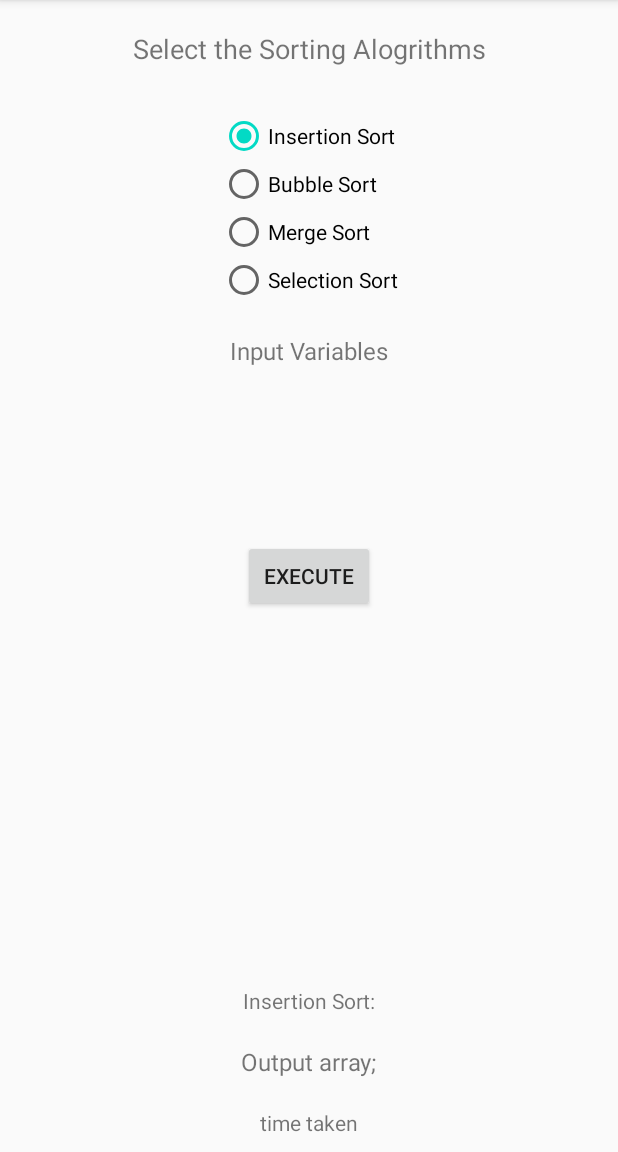
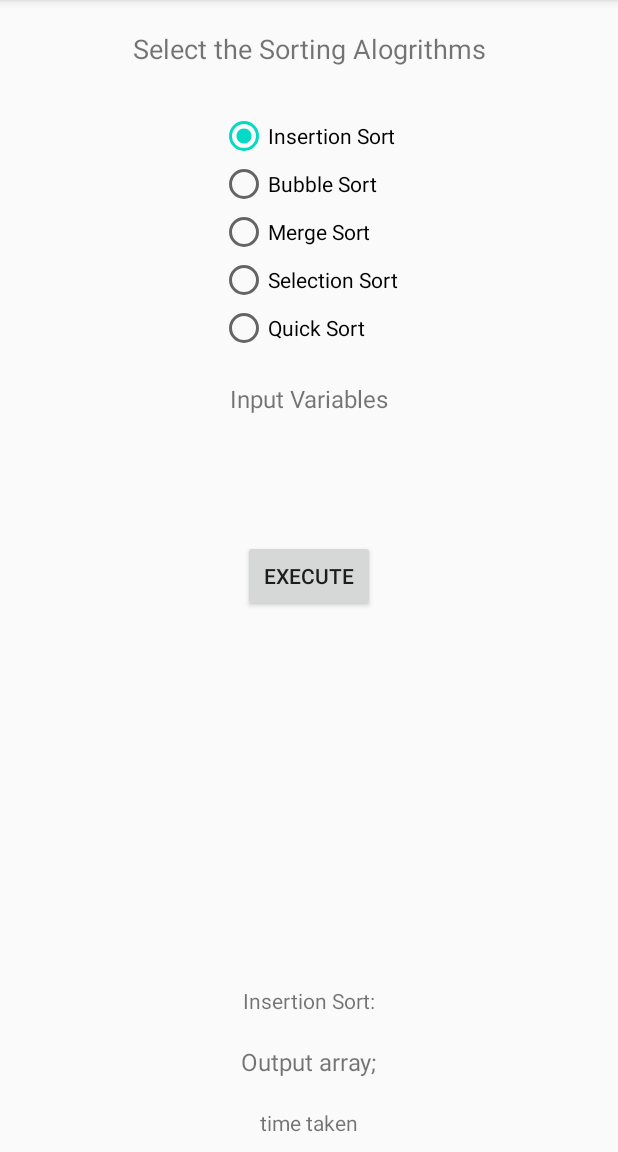
Before and after one commit to nshijen/AlogrithmsAndDS, an Android app: the screen it shows after launch (MainActivity), on a phone screen of 412 x 824 dp, the part 84-1236 px from its top. Run offline under Robolectric (Android 15) with nearby library versions, the phone set to English and light mode, and no system bars.

Commit message:
Quicksort added Trying multiline amend For fun

```diff
--- a/app/src/main/java/com/shijen/algorithmandds/MainActivity.kt
+++ b/app/src/main/java/com/shijen/algorithmandds/MainActivity.kt
@@ -33,6 +33,7 @@ class MainActivity : AppCompatActivity() {
                 bubble_sort.id -> sortingAlog = SortingAlgorithms.BUBBLE_SORT
                 merge_sort.id -> sortingAlog = SortingAlgorithms.MERGE_SORT
                 selection_sort.id -> sortingAlog = SortingAlgorithms.MERGE_SORT
+                quick_sort.id -> sortingAlog = SortingAlgorithms.QUICK_SORT
             }
             tv_alog_name.setText(sortingAlog.alogName)
         }
@@ -50,13 +51,14 @@ class MainActivity : AppCompatActivity() {
         val intArray =
             resources.getIntArray(R.array.dummy_100000_array)
             /*intArrayOf(6, 2, 9, -1, 3, 6, 24, 23, 4)*/
+            /*intArrayOf(9,8,7,6,5,4,3,2,1,0,-1,-2)*/
         updateTheInputString(intArray)
         sortTheArray(intArray)
     }
 
     private suspend fun updateTheInputString(intArray: IntArray) {
         withContext(Dispatchers.Main) {
-            if (intArray.size > 10) {
+            if (intArray.size > 20) {
                 tv_input_variables.setText("Array containing 100000 numbers:")
             } else {
                 tv_input_variables.setText(intArray.contentToString())
@@ -74,7 +76,7 @@ class MainActivity : AppCompatActivity() {
     private suspend fun updateTheOutputTimeAndResult(intArray: IntArray, l: Long) {
         withContext(Dispatchers.Main) {
             progress_layout.visibility = View.GONE
-            if (intArray.size > 10) {
+            if (intArray.size > 20) {
                 tv_out_put.setText("Sorted 100000 integers")
             } else {
                 tv_out_put.setText(intArray.contentToString())
--- a/app/src/main/java/com/shijen/algorithmandds/alogrithms/SortingAlgorithms.kt
+++ b/app/src/main/java/com/shijen/algorithmandds/alogrithms/SortingAlgorithms.kt
@@ -4,7 +4,8 @@ enum class SortingAlgorithms(x:Sorting,name:String) {
     INSERTION_SORT(InsertionSort(),"Insertion Sort:"),
     BUBBLE_SORT(BubbleSort(),"Bubble Sort"),
     MERGE_SORT(MergeSort(),"Merge_Sort"),
-    SELECTION_SORT(SelectionSort(),"Selection_Sort");
+    SELECTION_SORT(SelectionSort(),"Selection_Sort"),
+    QUICK_SORT(QuickSort(),"Quick_Sort");
     val instance = x;
     val alogName = name
 
--- a/app/src/main/res/layout/activity_main.xml
+++ b/app/src/main/res/layout/activity_main.xml
@@ -41,6 +41,12 @@
             android:layout_width="wrap_content"
             android:layout_height="wrap_content"
             android:text="Selection Sort" />
+
+        <RadioButton
+            android:id="@+id/quick_sort"
+            android:layout_width="wrap_content"
+            android:layout_height="wrap_content"
+            android:text="Quick Sort" />
     </RadioGroup>
 
     <Button
```
Also changed, not shown: app/src/main/java/com/shijen/algorithmandds/alogrithms/QuickSort.kt (added, +45 -0 lines).
